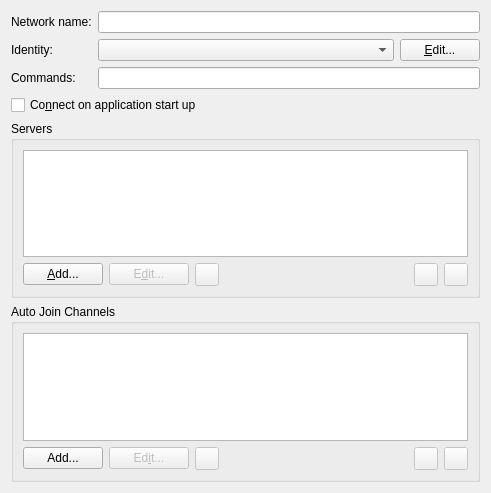
Qt form src/irc/servergroupdialogui.ui (KDE/konversation) before a commit.
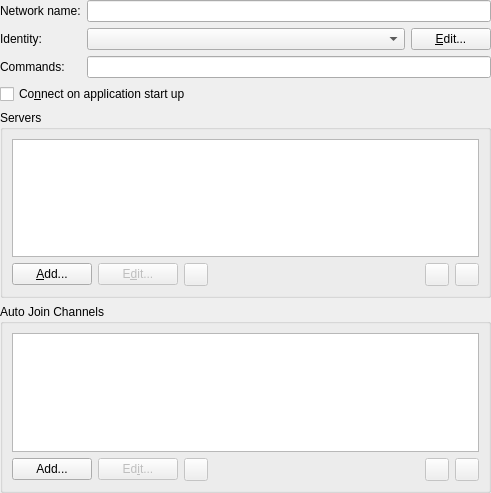
The same form after that commit. Custom widgets are drawn as their Qt base class.

Commit message: Use flat groupboxes to get a cleaner look.

```diff
--- a/src/irc/servergroupdialogui.ui
+++ b/src/irc/servergroupdialogui.ui
@@ -10,6 +10,9 @@
    </rect>
   </property>
   <layout class="QGridLayout" name="gridLayout_3" >
+   <property name="margin" >
+    <number>0</number>
+   </property>
    <item row="0" column="0" >
     <widget class="QLabel" name="m_networkLabel" >
      <property name="sizePolicy" >
@@ -99,6 +102,9 @@
      <property name="title" >
       <string>Servers</string>
      </property>
+     <property name="flat" >
+      <bool>true</bool>
+     </property>
      <layout class="QGridLayout" name="gridLayout" >
       <item row="0" column="0" colspan="6" >
        <widget class="KListWidget" name="m_serverLBox" />
@@ -180,6 +186,9 @@
      <property name="title" >
       <string>Auto Join Channels</string>
      </property>
+     <property name="flat" >
+      <bool>true</bool>
+     </property>
      <layout class="QGridLayout" name="gridLayout_2" >
       <item row="0" column="0" colspan="6" >
        <widget class="KListWidget" name="m_channelLBox" />
```
Left out of the diff: 2 changed lines with no effect on the pictures.
